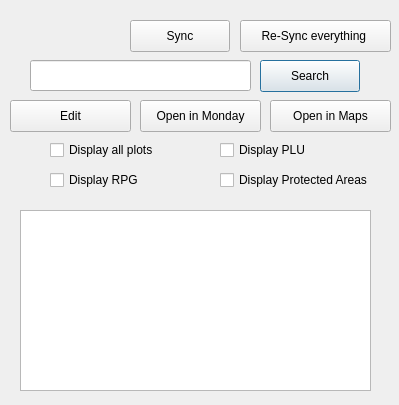
This is booster_dialog_base.ui in PaulWattmen/Booster as Qt 5 draws it before an edit. The edited form follows.
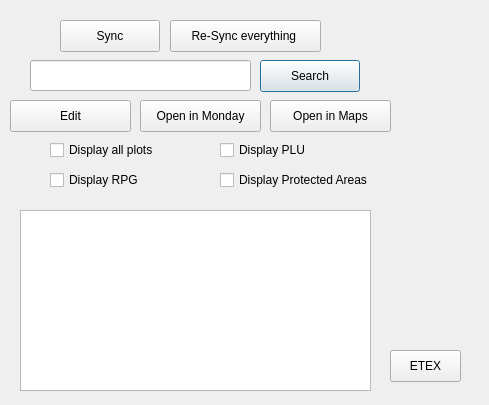
This is the edited form.

Diff of the .ui file:
```diff
--- a/booster_dialog_base.ui
+++ b/booster_dialog_base.ui
@@ -6,7 +6,7 @@
    <rect>
     <x>0</x>
     <y>0</y>
-    <width>399</width>
+    <width>489</width>
     <height>405</height>
    </rect>
   </property>
@@ -29,7 +29,7 @@
   <widget class="QPushButton" name="sync_pushButton">
    <property name="geometry">
     <rect>
-     <x>130</x>
+     <x>60</x>
      <y>20</y>
      <width>100</width>
      <height>32</height>
@@ -153,7 +153,7 @@
   <widget class="QPushButton" name="total_sync_pushButton">
    <property name="geometry">
     <rect>
-     <x>240</x>
+     <x>170</x>
      <y>20</y>
      <width>151</width>
      <height>32</height>
@@ -163,6 +163,19 @@
     <string>Re-Sync everything </string>
    </property>
   </widget>
+  <widget class="QPushButton" name="etex_pushButton">
+   <property name="geometry">
+    <rect>
+     <x>390</x>
+     <y>350</y>
+     <width>71</width>
+     <height>32</height>
+    </rect>
+   </property>
+   <property name="text">
+    <string>ETEX</string>
+   </property>
+  </widget>
  </widget>
  <resources/>
  <connections/>
```
